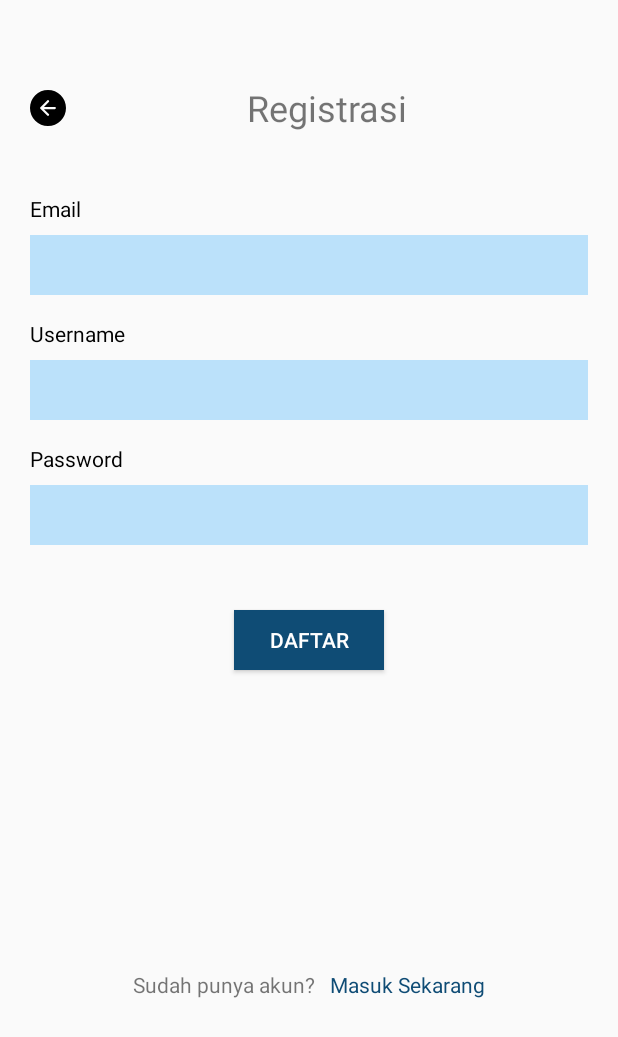
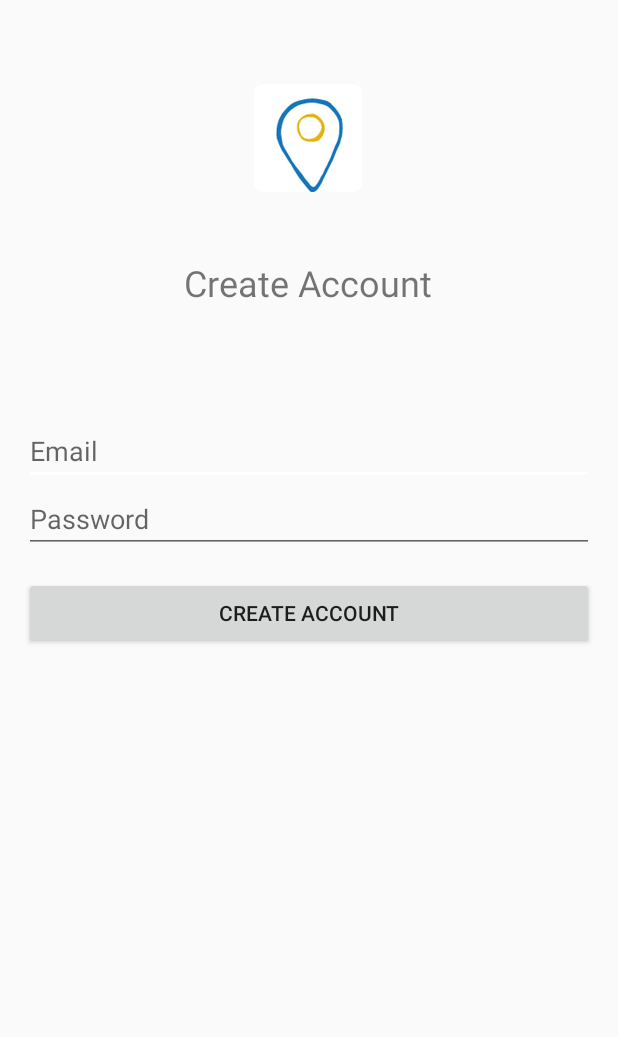
Before and after one commit to iffanahmad98/Digital-Team-TI1, an Android app: the RegisActivity screen opened directly, with no data from a screen before it, on a phone screen of 412 x 824 dp. Shown: the top 1037 px of the screen. Run offline under Robolectric (Android 15) with nearby library versions, the phone set to English and light mode, and no system bars; our stand-ins replace Firebase (no records; nobody signed in at launch, a user with empty details on screens opened directly).

Commit message:
Fix Regis with auth

```diff
--- a/sprint 2/MainActivity/app/src/main/java/com/syahrulsamudra_18102142/mainactivity/RegisActivity.kt
+++ b/sprint 2/MainActivity/app/src/main/java/com/syahrulsamudra_18102142/mainactivity/RegisActivity.kt
@@ -3,27 +3,70 @@ package com.syahrulsamudra_18102142.mainactivity
 import android.content.Intent
 import androidx.appcompat.app.AppCompatActivity
 import android.os.Bundle
+import android.text.TextUtils
+import android.view.View
+import android.widget.Toast
+import com.google.firebase.auth.FirebaseAuth
+import com.google.firebase.auth.ktx.auth
+import com.google.firebase.ktx.Firebase
+import com.syahrulsamudra_18102142.mainactivity.databinding.ActivityRegisBinding
 import kotlinx.android.synthetic.main.activity_login.*
 import kotlinx.android.synthetic.main.activity_regis.*
 
-class RegisActivity : AppCompatActivity() {
+class RegisActivity : AppCompatActivity(), View.OnClickListener {
+    private lateinit var auth: FirebaseAuth
+    private lateinit var binding: ActivityRegisBinding
     override fun onCreate(savedInstanceState: Bundle?) {
         super.onCreate(savedInstanceState)
-        setContentView(R.layout.activity_regis)
+        binding = ActivityRegisBinding.inflate(layoutInflater)
+        setContentView(binding.root)
+        binding.btnCreateAccount.setOnClickListener(this)
+        auth = Firebase.auth
+    }
 
-        btn_back.setOnClickListener {
-            val intent = Intent(this, LoginActivity::class.java)
-            startActivity(intent)
-        }
-
-        masuk.setOnClickListener{
-            val intent = Intent(this, LoginActivity::class.java)
-            startActivity(intent)
-        }
-
-        btnDaftar.setOnClickListener{
-            val intent = Intent(this, MainActivity::class.java)
-            startActivity(intent)
+    override fun onClick(v: View) {
+        when (v.id) {
+            R.id.btnCreateAccount -> {
+                createAccount(binding.inputEmail.text.toString(),
+                    binding.inputPassword.text.toString())
+            }
         }
     }
+
+
+    private fun createAccount(email: String, password: String) {
+        if (!validateForm()) {
+            return
+        }
+        auth.createUserWithEmailAndPassword(email, password)
+            .addOnCompleteListener(this) { task ->
+                if (task.isSuccessful) {
+                    Toast.makeText(baseContext, "Create User Berhasil!",
+                        Toast.LENGTH_SHORT).show()
+                    finish()
+                } else {
+                    Toast.makeText(baseContext, "Authentication failed.",
+                        Toast.LENGTH_SHORT).show()
+                }
+            }
+    }
+
+    private fun validateForm(): Boolean {
+        var valid = true
+        val email = binding.inputEmail.text.toString()
+        if (TextUtils.isEmpty(email)) {
+            binding.inputEmail.error = "Required."
+            valid = false
+        } else {
+            binding.inputEmail.error = null
+        }
+        val password = binding.inputPassword.text.toString()
+        if (TextUtils.isEmpty(password)) {
+            binding.inputPassword.error = "Required."
+            valid = false
+        } else {
+            binding.inputPassword.error = null
+        }
+        return valid
+    }
 }
--- a/sprint 2/MainActivity/app/src/main/res/layout/activity_regis.xml
+++ b/sprint 2/MainActivity/app/src/main/res/layout/activity_regis.xml
@@ -5,123 +5,73 @@
     android:layout_width="match_parent"
     android:layout_height="match_parent"
     tools:context=".RegisActivity">
-<LinearLayout
-    android:layout_width="match_parent"
-    android:layout_height="wrap_content"
-    android:orientation="vertical">
-    <LinearLayout
-        android:layout_width="match_parent"
-        android:layout_height="wrap_content"
-        android:layout_marginStart="20dp"
-        android:layout_marginEnd="20dp"
-        android:layout_marginTop="30dp"
 
-        android:orientation="horizontal"
-        tools:ignore="MissingConstraints">
-        <ImageButton
-            android:id="@+id/btn_back"
-            android:layout_marginTop="30dp"
+    <ImageView
+        android:id="@+id/ivIcon"
         android:layout_width="wrap_content"
         android:layout_height="wrap_content"
-            android:background="@drawable/ic_vector"
-            />
+        android:layout_marginTop="56dp"
+        app:layout_constraintBottom_toTopOf="@+id/tvCreateAccount"
+        app:layout_constraintEnd_toEndOf="parent"
+        app:layout_constraintHorizontal_bias="0.498"
+        app:layout_constraintStart_toStartOf="parent"
+        app:layout_constraintTop_toTopOf="parent"
+        app:srcCompat="@mipmap/ic_launcher" />
+
     <TextView
-            android:id="@+id/RegisJudul"
-            android:layout_marginTop="25dp"
-            android:layout_width="match_parent"
-            android:layout_height="wrap_content"
-            android:gravity="center"
-            android:text="Registrasi"
-            android:textSize="24sp"
-            />
-    </LinearLayout>
-    <LinearLayout
-        android:layout_width="match_parent"
-        android:layout_height="wrap_content"
-        android:orientation="vertical"
-        android:layout_marginTop="25dp"
-        android:layout_marginStart="20dp"
-        android:layout_marginEnd="20dp"
-        tools:ignore="MissingConstraints">
-        <TextView
+        android:id="@+id/tvCreateAccount"
         android:layout_width="wrap_content"
         android:layout_height="wrap_content"
-            android:layout_marginTop="16dp"
-            android:layout_marginBottom="8dp"
-            android:text="Email"
-            android:textColor="@color/black"
-            android:textSize="14sp" />
+        android:layout_marginTop="44dp"
+        android:layout_marginBottom="37dp"
+        android:text="Create Account"
+        android:textSize="24sp"
+        app:layout_constraintBottom_toTopOf="@+id/inputEmail"
+        app:layout_constraintEnd_toEndOf="parent"
+        app:layout_constraintHorizontal_bias="0.498"
+        app:layout_constraintStart_toStartOf="parent"
+        app:layout_constraintTop_toBottomOf="@+id/ivIcon" />
 
     <EditText
-            android:layout_width="match_parent"
-            android:layout_height="40dp"
-            android:background="@color/edittext" />
-
-        <TextView
-            android:layout_width="wrap_content"
+        android:id="@+id/inputEmail"
+        android:layout_width="0dp"
         android:layout_height="wrap_content"
-            android:layout_marginTop="16dp"
-            android:layout_marginBottom="8dp"
-            android:text="Username"
-            android:textColor="@color/black"
-            android:textSize="14sp" />
+        android:layout_marginStart="16dp"
+        android:layout_marginTop="36dp"
+        android:layout_marginEnd="16dp"
+        android:ems="10"
+        android:hint="Email"
+        android:inputType="textEmailAddress"
+        app:layout_constraintBottom_toTopOf="@+id/inputPassword"
+        app:layout_constraintEnd_toEndOf="parent"
+        app:layout_constraintHorizontal_bias="0.0"
+        app:layout_constraintStart_toStartOf="parent"
+        app:layout_constraintTop_toBottomOf="@+id/tvCreateAccount" />
 
     <EditText
-            android:layout_width="match_parent"
-            android:layout_height="40dp"
-            android:background="@color/edittext" />
-
-        <TextView
-            android:layout_width="wrap_content"
+        android:id="@+id/inputPassword"
+        android:layout_width="0dp"
         android:layout_height="wrap_content"
-            android:layout_marginTop="16dp"
-            android:layout_marginBottom="8dp"
-            android:text="Password"
-            android:textColor="@color/black"
-            android:textSize="14sp" />
-
-        <EditText
-            android:layout_width="match_parent"
-            android:layout_height="40dp"
+        android:layout_marginStart="16dp"
+        android:layout_marginEnd="16dp"
+        android:ems="10"
+        android:hint="Password"
         android:inputType="textPassword"
-            android:background="@color/edittext" />
-
-        <TextView
-            android:layout_width="wrap_content"
-            android:layout_height="wrap_content"/>
+        app:layout_constraintBottom_toTopOf="@+id/btnCreateAccount"
+        app:layout_constraintEnd_toEndOf="parent"
+        app:layout_constraintStart_toStartOf="parent"
+        app:layout_constraintTop_toBottomOf="@+id/inputEmail" />
 
     <Button
-            android:id="@+id/btnDaftar"
-            android:layout_width="100dp"
-            android:layout_height="40dp"
-            android:text="Daftar"
-            app:cornerRadius="100dp"
-            android:layout_gravity="center"
-            android:background="@color/main"
-            android:textColor="@color/bg"
-            android:layout_marginTop="24dp"/>
-        <LinearLayout
-            android:layout_width="match_parent"
+        android:id="@+id/btnCreateAccount"
+        android:layout_width="0dp"
         android:layout_height="wrap_content"
-            android:gravity="center"
-            android:layout_marginTop="200dp"
-            android:orientation="horizontal">
-            <TextView
-                android:layout_width="wrap_content"
-                android:layout_height="wrap_content"
-                android:text="Sudah punya akun?"
-                />
-            <TextView
-                android:id="@+id/masuk"
-                android:layout_width="wrap_content"
-                android:layout_height="wrap_content"
-                android:text="Masuk Sekarang"
-                android:textColor="@color/main"
-                android:layout_marginLeft="10dp"
-                />
-        </LinearLayout>
-
-    </LinearLayout>
-</LinearLayout>
+        android:layout_marginStart="16dp"
+        android:layout_marginTop="16dp"
+        android:layout_marginEnd="16dp"
+        android:text="Create Account"
+        app:layout_constraintEnd_toEndOf="parent"
+        app:layout_constraintStart_toStartOf="parent"
+        app:layout_constraintTop_toBottomOf="@+id/inputPassword" />
 
 </androidx.constraintlayout.widget.ConstraintLayout>
```
Lines whose indentation alone changed are shown as unchanged.
